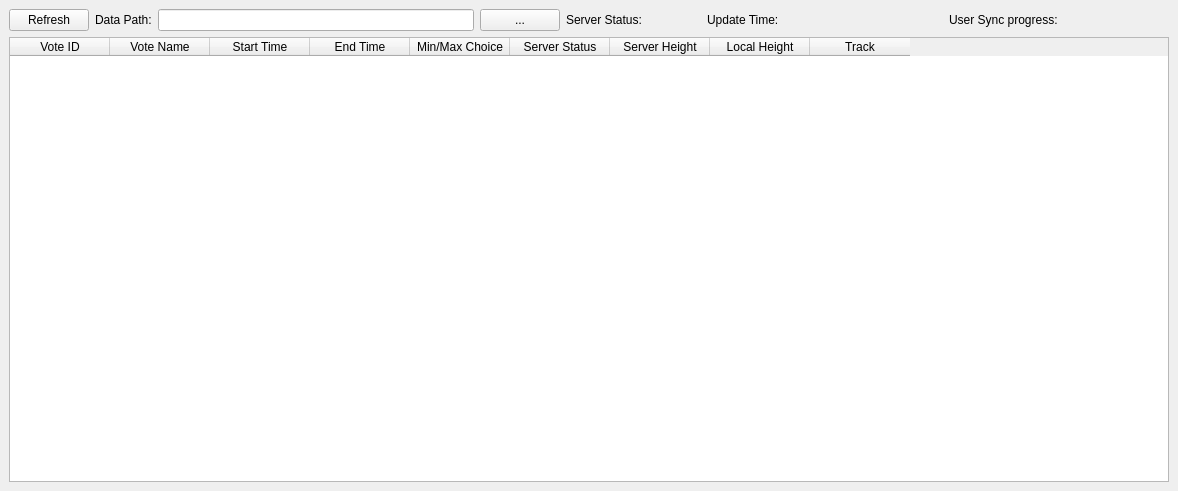
Qt form HCVS_Verifier/UI.ui (qc5111/HCVS) before a commit.
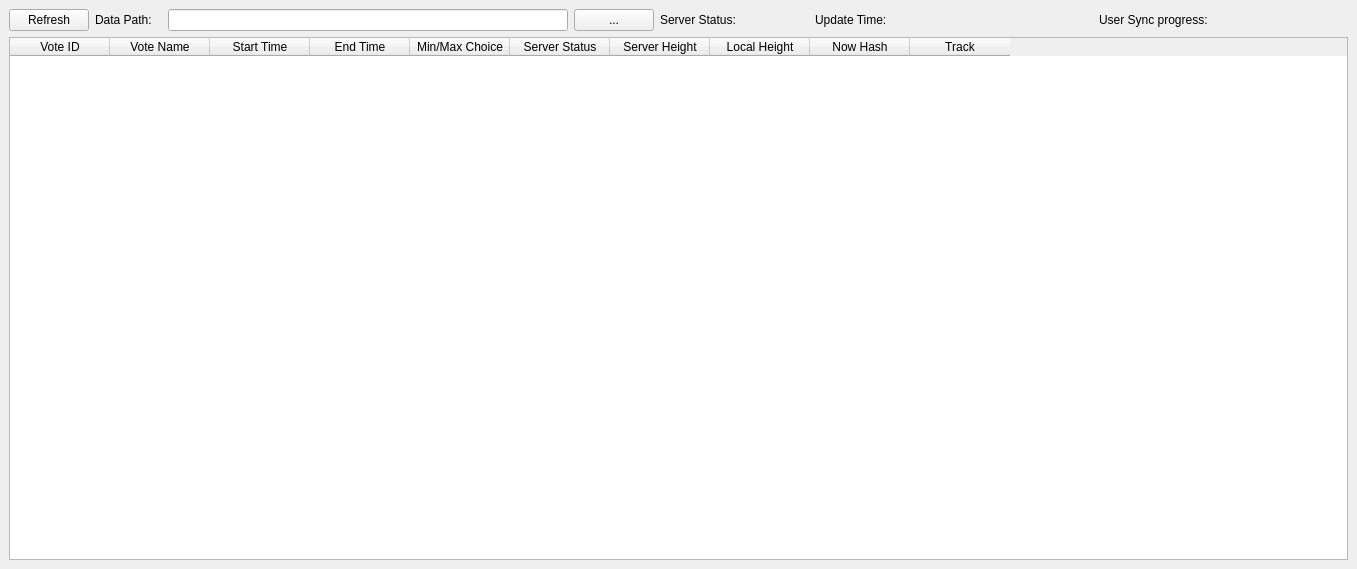
The same form after that commit.

What changed in the file:
```diff
--- a/HCVS_Verifier/UI.ui
+++ b/HCVS_Verifier/UI.ui
@@ -6,8 +6,8 @@
    <rect>
     <x>0</x>
     <y>0</y>
-    <width>1178</width>
-    <height>491</height>
+    <width>1357</width>
+    <height>569</height>
    </rect>
   </property>
   <property name="windowTitle">
@@ -139,6 +139,11 @@
         <string>Local Height</string>
        </property>
       </column>
+      <column>
+       <property name="text">
+        <string>Now Hash</string>
+       </property>
+      </column>
       <column>
        <property name="text">
         <string>Track</string>
```
